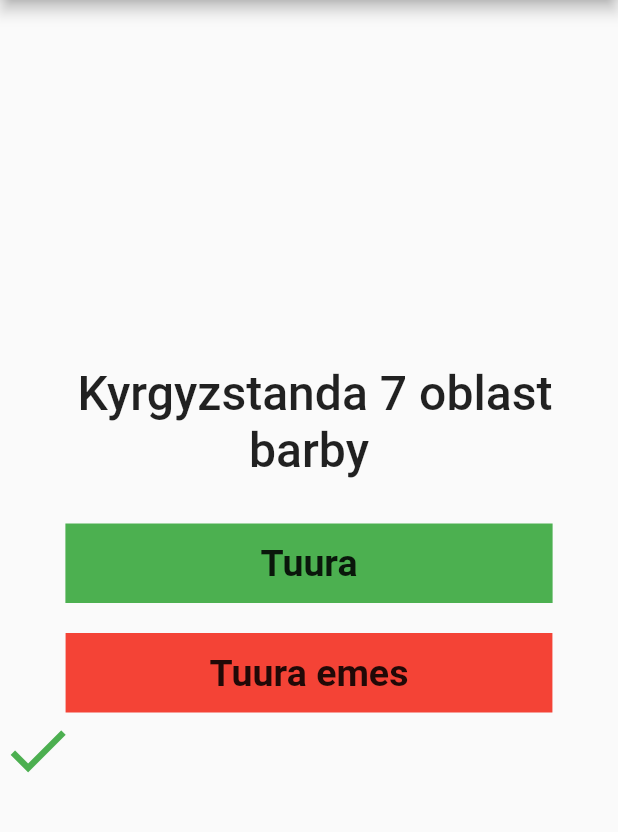
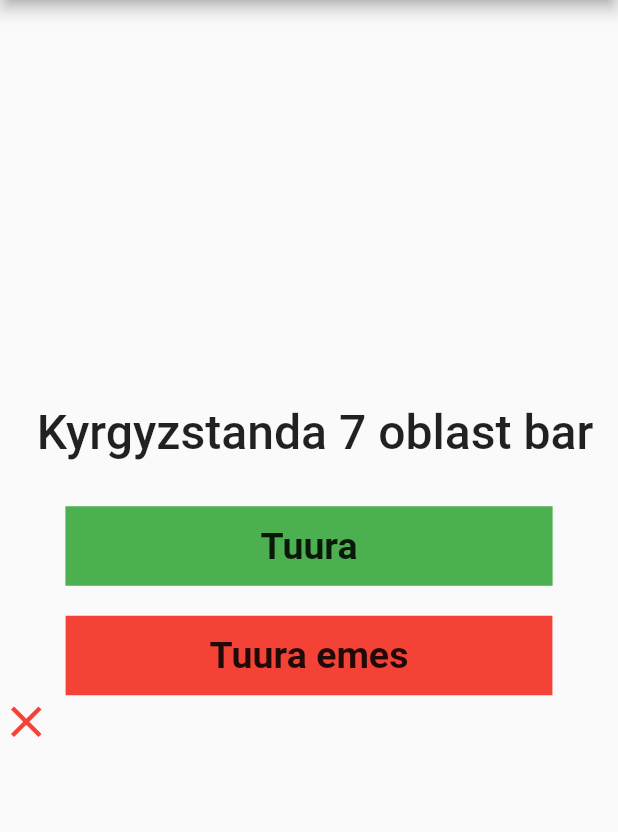
Before and after one commit to JanibekJali/batken_kurs, a Flutter app: the screen it shows after launch, after a tap on "Tuura", on a phone screen of 412 x 824 dp, the part 84-916 px from its top. Run offline on Flutter 3.47's test engine with Material 2 defaults, Android fonts, the phone set to English and light mode, and no system bars.

Commit message:
quiz app finished

```diff
--- a/lesson_dart/pubspec.yaml
+++ b/lesson_dart/pubspec.yaml
@@ -4,7 +4,7 @@ version: 1.0.0
 # repository: https://github.com/my_org/my_repo
 
 environment:
-  sdk: '>=3.0.0-204.0.dev <4.0.0'
+  sdk: ">=2.19.6 <3.0.0"
 
 # Add regular dependencies here.
 dependencies:
--- a/quiz_app_batken/lib/data/local_data/quiz_data.dart
+++ b/quiz_app_batken/lib/data/local_data/quiz_data.dart
@@ -1,20 +1,35 @@
 import 'package:quiz_app_batken/models/quiz_model/quiz_model.dart';
 
 class QuizData {
-  String name = 'Erzhan';
-  int san = 90;
+  int index = 0;
   List<QuizModel> surrolorJooptor = [
-    QuizModel(
-      suroo: 'Kyrgyzstan egemenduu emes',
-      joop: false
-    ),
-    QuizModel(
-      suroo: ' Kyrgyzstanda 7 oblast barby',
-      joop: false,
-    ),
-    QuizModel(
-      suroo: 'Batkende Aigul gulu bar',
-      joop: true,
-    ),
+    QuizModel(suroo: 'Kyrgyzstan egemenduu emes', joop: false),
+    QuizModel(suroo: ' Kyrgyzstanda 7 oblast bar', joop: true),
+    QuizModel(suroo: 'Batkende Aigul gulu bar', joop: true),
   ];
+  String? suroonuAlipKel() {
+    if (index < surrolorJooptor.length) {
+      return surrolorJooptor[index].suroo;
+    } else {
+      return 'Suroolor buttu!';
+    }
+  }
+
+  bool? jooptuAlipKel() {
+    if (index < surrolorJooptor.length) {
+      return surrolorJooptor[index].joop;
+    } else {
+      return null;
+    }
+  }
+
+  void otkoz() {
+    index++;
+  }
+
+  void restart() {
+    index = 0;
+  }
 }
+
+final QuizData quizData = QuizData();
--- a/quiz_app_batken/lib/pages/home_page.dart
+++ b/quiz_app_batken/lib/pages/home_page.dart
@@ -9,20 +9,33 @@ class HomePage extends StatefulWidget {
 }
 
 class _HomePageState extends State<HomePage> {
-  List<String> onunchuKlass = ['Temurlan', 'Erzhan', 'Aikokul'];
+  List<Icon> icons = [];
+  void jooptuTeksher(bool koldonuuchununJoobu) {
+    final programmistJoop = quizData.jooptuAlipKel();
+    if (koldonuuchununJoobu == programmistJoop) {
+      icons.add(
+        Icon(
+          Icons.check,
+          size: 35,
+          color: Colors.green,
+        ),
+      );
+    } else {
+      icons.add(
+        Icon(
+          Icons.close,
+          size: 35,
+          color: Colors.red,
+        ),
+      );
+    }
 
-  List<int> alganBaalary = [4, 5, 4];
-  List<int> okuuchular = [
-    2,
-  ];
-  List<Icon> icons = [];
+    quizData.otkoz();
+    setState(() {});
+  }
 
   @override
   Widget build(BuildContext context) {
-    onunchuKlass.add('Gulaiym');
-    onunchuKlass.add('Belek');
-    onunchuKlass.remove('Temurlan');
-
     return Scaffold(
       appBar: AppBar(
         backgroundColor: Colors.teal,
@@ -34,8 +47,10 @@ class _HomePageState extends State<HomePage> {
         child: Column(
           mainAxisAlignment: MainAxisAlignment.center,
           children: [
-            Text(
-              QuizData().surrolorJooptor[1].suroo!,
+            quizData.suroonuAlipKel() == 'Suroolor buttu!'
+                ? restart()
+                : Text(
+                    quizData.suroonuAlipKel()!,
                     textAlign: TextAlign.center,
                     style: TextStyle(
                       fontSize: 32,
@@ -46,16 +61,7 @@ class _HomePageState extends State<HomePage> {
               height: 30,
             ),
             InkWell(
-              onTap: () {
-                icons.add(
-                  Icon(
-                    Icons.check,
-                    size: 50,
-                    color: Colors.green,
-                  ),
-                );
-                setState(() {});
-              },
+              onTap: () => jooptuTeksher(true),
               child: Container(
                 color: Color(0xff4CB050),
                 child: Padding(
@@ -71,7 +77,11 @@ class _HomePageState extends State<HomePage> {
             SizedBox(
               height: 20,
             ),
-            Container(
+            InkWell(
+              onTap: () {
+                jooptuTeksher(false);
+              },
+              child: Container(
                 color: Colors.red,
                 child: Padding(
                   padding:
@@ -82,10 +92,35 @@ class _HomePageState extends State<HomePage> {
                   ),
                 ),
               ),
+            ),
             Row(children: icons)
           ],
         ),
       ),
     );
   }
+
+  InkWell restart() {
+    return InkWell(
+      onTap: () {
+        quizData.restart();
+        quizData.suroonuAlipKel();
+        icons = [];
+        setState(() {});
+      },
+      child: Container(
+        height: 100,
+        width: 300,
+        color: Colors.red,
+        child: Center(
+          child: Text(
+            'Suroolor buttu artka kait!',
+            textAlign: TextAlign.center,
+            style: TextStyle(
+                fontSize: 35, color: Colors.black, fontWeight: FontWeight.bold),
+          ),
+        ),
+      ),
+    );
   }
+}
--- a/quiz_app_batken/pubspec.yaml
+++ b/quiz_app_batken/pubspec.yaml
@@ -20,7 +20,7 @@ publish_to: "none" # Remove this line if you wish to publish to pub.dev
 version: 1.0.0+1
 
 environment:
-  sdk: ">=2.19.0-146.2.beta <3.0.0"
+  sdk: ">=2.19.6 <3.0.0"
 
 # Dependencies specify other packages that your package needs in order to work.
 # To automatically upgrade your package dependencies to the latest versions
```
Also changed, not shown: lesson_dart/pubspec.lock, quiz_app_batken/pubspec.lock. Lines whose indentation alone changed are shown as unchanged.
